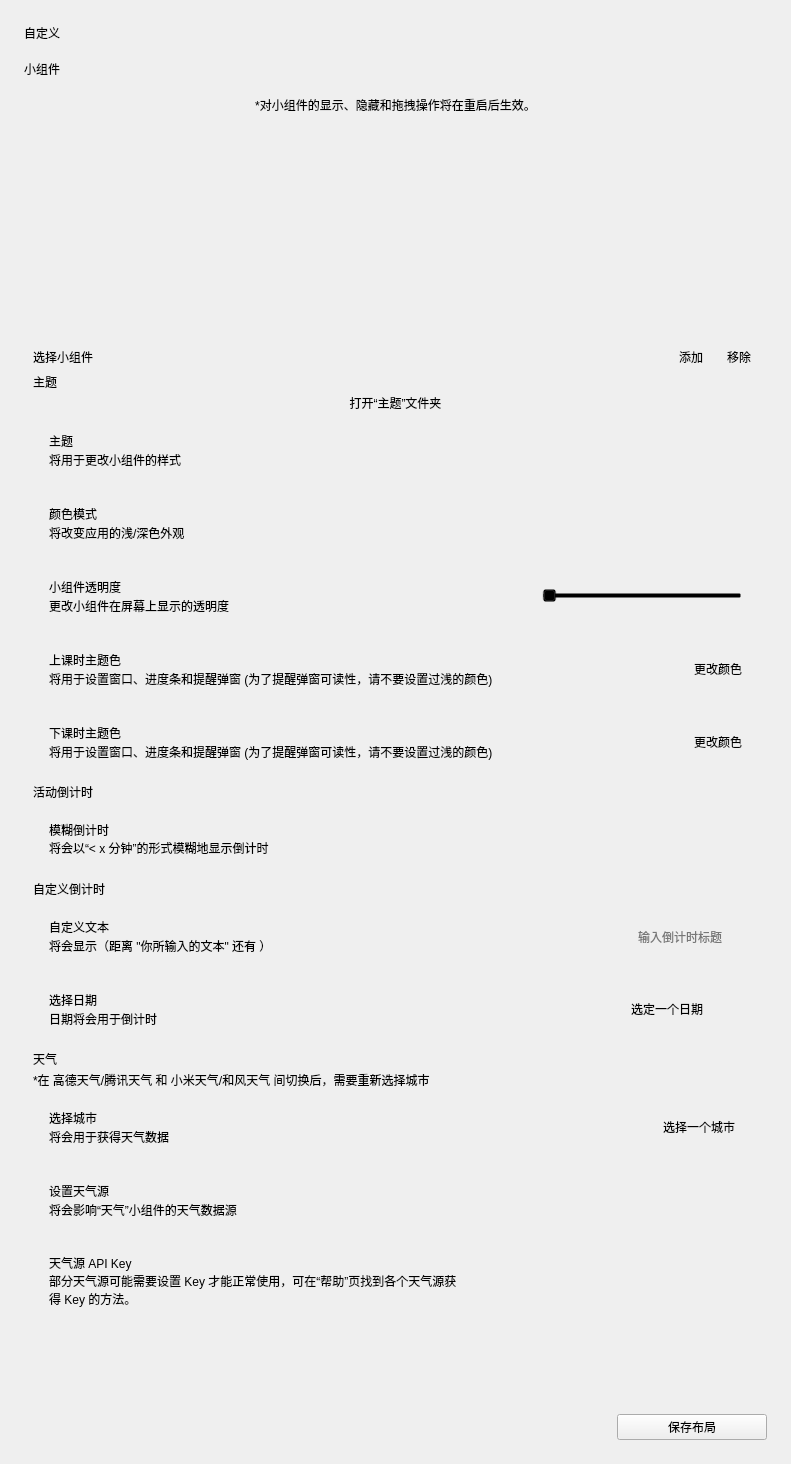
First picture: the form in menu-custom.ui, repository RinLit-233-shiroko/Class-Widgets, before the edit.
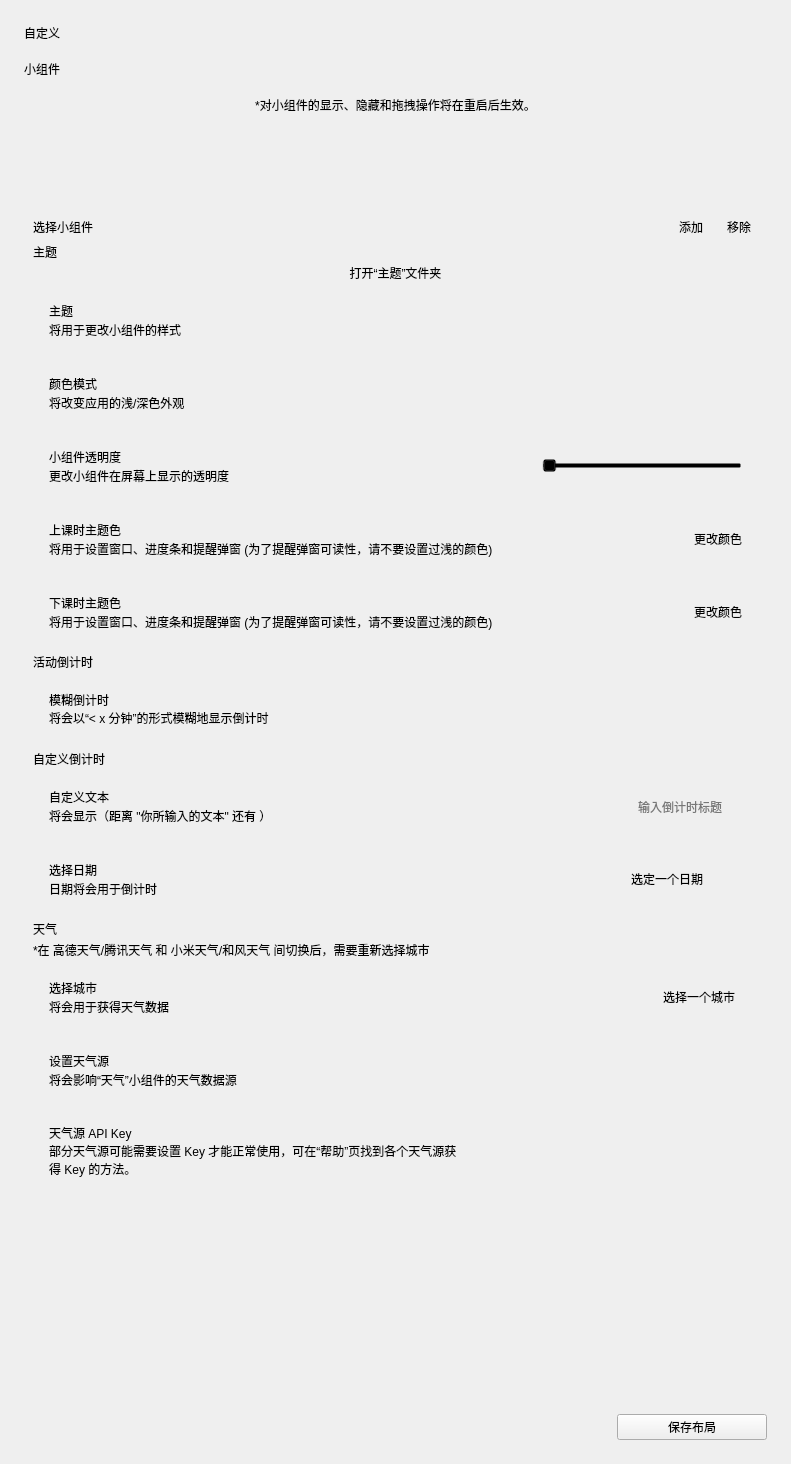
Second picture: the form after the edit. Custom widgets are drawn as their Qt base class.

```diff
--- a/menu-custom.ui
+++ b/menu-custom.ui
@@ -80,14 +80,14 @@
         <x>0</x>
         <y>0</y>
         <width>743</width>
-        <height>1311</height>
+        <height>1205</height>
        </rect>
       </property>
       <layout class="QVBoxLayout" name="verticalLayout_9">
        <item>
         <widget class="ListWidget" name="widgets_list">
          <property name="sizePolicy">
-          <sizepolicy hsizetype="Preferred" vsizetype="MinimumExpanding">
+          <sizepolicy hsizetype="Preferred" vsizetype="Maximum">
            <horstretch>0</horstretch>
            <verstretch>0</verstretch>
           </sizepolicy>
@@ -95,7 +95,7 @@
          <property name="minimumSize">
           <size>
            <width>0</width>
-           <height>200</height>
+           <height>0</height>
           </size>
          </property>
          <property name="sizeAdjustPolicy">
@@ -107,6 +107,18 @@
          <property name="defaultDropAction">
           <enum>Qt::MoveAction</enum>
          </property>
+         <property name="flow">
+          <enum>QListView::LeftToRight</enum>
+         </property>
+         <property name="isWrapping" stdset="0">
+          <bool>true</bool>
+         </property>
+         <property name="resizeMode">
+          <enum>QListView::Adjust</enum>
+         </property>
+         <property name="layoutMode">
+          <enum>QListView::Batched</enum>
+         </property>
         </widget>
        </item>
        <item>
```
